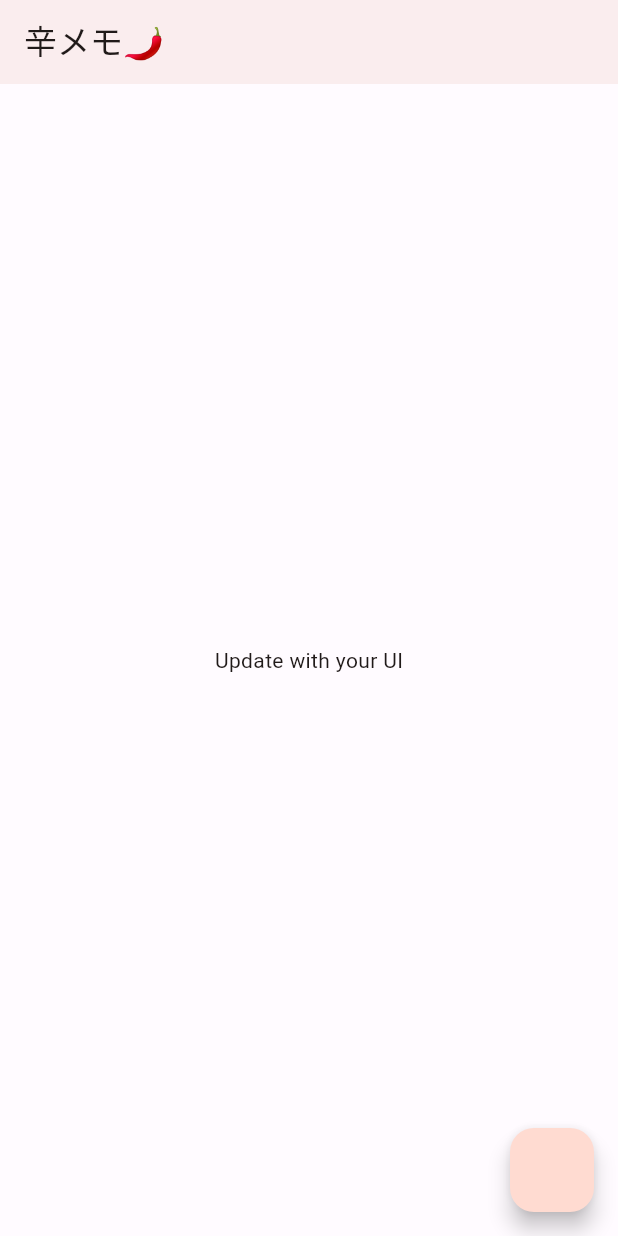
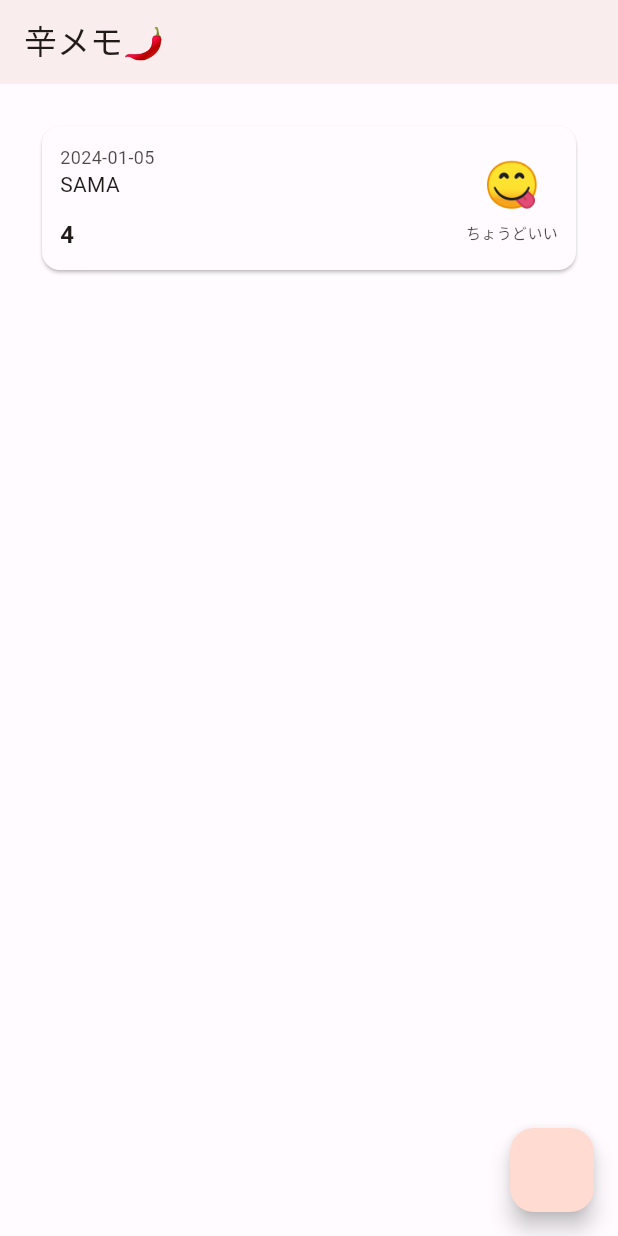
Before and after one commit to yokemura/Karamemo, a Flutter app: the screen it shows after launch, on a phone screen of 412 x 824 dp. Run offline on Flutter 3.47's test engine with Material 3 defaults, Android fonts, the phone set to English and light mode, and no system bars; our stand-ins replace flutter_hooks, flutter_riverpod, hooks_riverpod.

Commit message:
Data binding

```diff
--- a/lib/main.dart
+++ b/lib/main.dart
@@ -1,10 +1,11 @@
 
 import 'package:flutter/material.dart';
+import 'package:flutter_riverpod/flutter_riverpod.dart';
 import 'package:karamemo/ui/page/home_page.dart';
 import 'color_schemes.g.dart';
 
 void main() {
-  runApp(const MyApp());
+  runApp(const ProviderScope(child: MyApp()));
 }
 
 class MyApp extends StatelessWidget {
--- a/lib/model/controller/home_controller.dart
+++ b/lib/model/controller/home_controller.dart
@@ -3,10 +3,13 @@ import 'package:flutter_riverpod/flutter_riverpod.dart';
 import '../state/home_state.dart';
 import '../view_data/memo.dart';
 
+final homeControllerProvider =
+    StateNotifierProvider<HomeController, HomeState>((ref) => HomeController());
+
 class HomeController extends StateNotifier<HomeState> {
-  HomeController(): super(HomeStateInitial());
+  HomeController() : super(HomeStateInitial());
 
-  void getMemo() {
+  void getMemo() async {
     final list = [
       Memo(
         date: DateTime.now(),
@@ -15,6 +18,7 @@ class HomeController extends StateNotifier<HomeState> {
         judge: Judge.goodSpiciness,
       ),
     ];
+    await Future.delayed(const Duration(seconds: 3));
     state = HomeStateListing(list: list);
   }
 }
--- a/lib/ui/component/organism/memo_card.dart
+++ b/lib/ui/component/organism/memo_card.dart
@@ -1,6 +1,7 @@
 import 'package:flutter/material.dart';
 import 'package:karamemo/ui/component/atom/labels.dart';
 import 'package:karamemo/ui/component/molecule/judge_icon_combo.dart';
+import 'package:intl/intl.dart';
 
 import '../../../model/view_data/memo.dart';
 
@@ -21,7 +22,7 @@ class MemoCard extends StatelessWidget {
         padding: const EdgeInsets.all(12),
         child: Row(
           children: [
-            Flexible(
+            Expanded(
               child: _LeftColumn(memo),
             ),
             const SizedBox(width: 12),
@@ -43,8 +44,9 @@ class _LeftColumn extends StatelessWidget {
     final type = _DataType.of(memo);
 
     return Column(
+      crossAxisAlignment: CrossAxisAlignment.start,
       children: [
-        DateLabel(text: memo.date.toString()),
+        DateLabel(text: memo.date.displayString),
         switch (type) {
           _DataTypeFull(
             shopName: final shop,
@@ -111,6 +113,7 @@ class _DataAreaFull extends StatelessWidget {
     final text = '$itemName($nominalSpiciness)';
 
     return Column(
+      crossAxisAlignment: CrossAxisAlignment.start,
       children: [
         SubItemLabel(text: shopName),
         const SizedBox(height: 12),
@@ -132,6 +135,7 @@ class _DataAreaNameAndSpiciness extends StatelessWidget {
   @override
   Widget build(BuildContext context) {
     return Column(
+      crossAxisAlignment: CrossAxisAlignment.start,
       children: [
         SubItemLabel(text: name),
         const SizedBox(height: 12),
@@ -151,9 +155,18 @@ class _DataAreaNameOnly extends StatelessWidget {
   @override
   Widget build(BuildContext context) {
     return Column(
+      crossAxisAlignment: CrossAxisAlignment.start,
       children: [
         ItemLabel(text: name),
       ],
     );
   }
 }
+
+extension DisplayString on DateTime {
+  String get displayString {
+    DateFormat outputFormat = DateFormat('yyyy-MM-dd');
+    String str = outputFormat.format(this);
+    return str;
+  }
+}
--- a/lib/ui/page/home_page.dart
+++ b/lib/ui/page/home_page.dart
@@ -1,27 +1,69 @@
-
 import 'package:flutter/cupertino.dart';
 import 'package:flutter/material.dart';
 import 'package:flutter/src/widgets/framework.dart';
+import 'package:flutter_hooks/flutter_hooks.dart';
 import 'package:flutter_riverpod/flutter_riverpod.dart';
+import 'package:hooks_riverpod/hooks_riverpod.dart';
+import 'package:karamemo/model/state/home_state.dart';
+import 'package:karamemo/ui/component/organism/memo_card.dart';
 
-class HomePage extends ConsumerWidget {
+import '../../model/controller/home_controller.dart';
+import '../../model/view_data/memo.dart';
+
+class HomePage extends HookConsumerWidget {
   @override
   Widget build(BuildContext context, WidgetRef ref) {
+    final state = ref.watch(homeControllerProvider);
+    final controller = ref.watch(homeControllerProvider.notifier);
+
+    useEffect(() {
+      controller.getMemo();
+      return;
+    }, []);
+
     return Scaffold(
         appBar: AppBar(
           elevation: 2,
-          title: Text("辛メモ🌶"),
+          title: const Text("辛メモ🌶"),
         ),
-        body: Center(
-          child: Column(
-            mainAxisAlignment: MainAxisAlignment.center,
-            children: [
-              const Text(
-                'Update with your UI',
-              ),
-            ],
+        body: switch (state) {
+          HomeStateInitial() => _EmptyBody(),
+          HomeStateListing(list: final list) => _ListBody(list),
+          HomeStateEmpty() => _EmptyBody(),
+        },
+        floatingActionButton:
+            FloatingActionButton(onPressed: () => {}, tooltip: 'Increment'));
+  }
+}
+
+class _ListBody extends StatelessWidget {
+  const _ListBody(this.list);
+
+  final List<Memo> list;
+
+  @override
+  Widget build(BuildContext context) {
+    return Padding(
+      padding: const EdgeInsets.all(24),
+      child: ListView.builder(
+          itemCount: list.length,
+          itemBuilder: (context, index) => MemoCard(memo: list[index])),
+    );
+  }
+}
+
+class _EmptyBody extends StatelessWidget {
+  @override
+  Widget build(BuildContext context) {
+    return const Center(
+      child: Column(
+        mainAxisAlignment: MainAxisAlignment.center,
+        children: [
+          Text(
+            'メモがありません',
           ),
-        ),
-        floatingActionButton:
-        FloatingActionButton(onPressed: () => {}, tooltip: 'Increment'));  }
+        ],
+      ),
+    );
+  }
 }
--- a/pubspec.yaml
+++ b/pubspec.yaml
@@ -33,6 +33,10 @@ dependencies:
 
   flutter_riverpod: ^2.4.9
   freezed: ^2.4.6
+  hooks_riverpod: ^2.4.9
+  flutter_hooks: ^0.20.4
+
+  intl: ^0.19.0
 
   # The following adds the Cupertino Icons font to your application.
   # Use with the CupertinoIcons class for iOS style icons.
```
Also changed, not shown: pubspec.lock.
